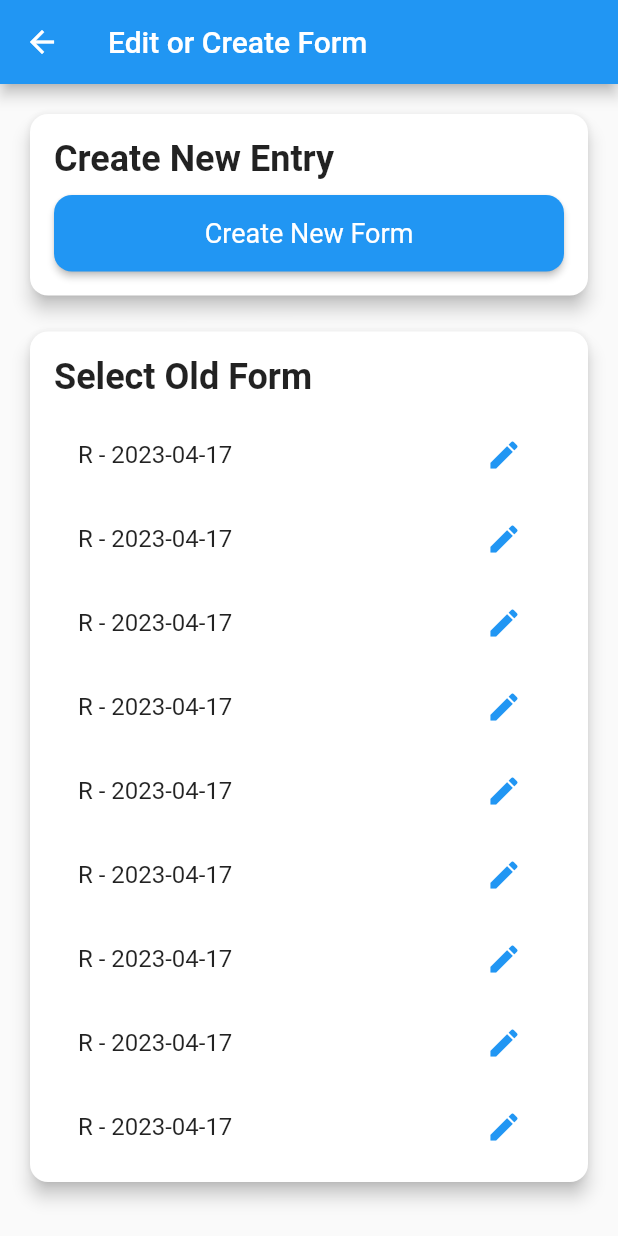
After one commit to SamuelMoor-Smith/IOOGMobileFlutter, a Flutter app: the SelectForm screen opened directly, on a phone screen of 412 x 824 dp. The commit adds this screen. Run offline on Flutter 3.47's test engine with Material 2 defaults, Android fonts, the phone set to English and light mode, and no system bars; our stand-ins replace flutter_form_builder, flutter_login, flutter_secure_storage, form_builder_validators, nb_utils; missing offline and left inert: expressions; accounts and stored records are empty.

Commit message:
add select form page

```diff
--- a/lib/components/image_fields/audiograms/audiogram.dart
+++ b/lib/components/image_fields/audiograms/audiogram.dart
@@ -5,7 +5,7 @@ import 'package:namer_app/components/field_widgets/audiograms/reac.dart';
 
 import '../../field_widgets/audiograms/rebc.dart';
 
-abstract class Audiogram extends StatefulWidget {
+class Audiogram extends StatefulWidget {
 
   final double TOP_INIT = 100;
   final double LEFT_INIT = 44.8;
@@ -21,7 +21,7 @@ abstract class Audiogram extends StatefulWidget {
 
   List<Widget> createButtons() {
     List<Widget> buttons = [];
-    for (int i = 0; i < 6; i++) {
+    for (int i = 0; i < 7; i++) {
       for (int j = 0; j < 21; j++) {
         // Add group dependant on i
         String value = (i * 5).toString();
--- a/lib/pages/login/login.dart
+++ b/lib/pages/login/login.dart
@@ -3,7 +3,7 @@ import 'package:flutter_login/flutter_login.dart';
 import 'package:namer_app/services/REDCapAPI/ok.dart';
 import 'package:namer_app/services/login.dart';
 import 'package:namer_app/services/REDCapAPI/api_constants.dart';
-import '../study_id.dart';
+import '../selection/study_id.dart';
 
 class LoginScreen extends StatelessWidget {
 
@@ -52,8 +52,8 @@ class LoginScreen extends StatelessWidget {
   @override
   Widget build(BuildContext context) {
     return FlutterLogin(
-      title: 'IOOG Mobile',
-      logo: "assets/sam_is_now_forever_in_my_debt.png",
+      title: '',
+      logo: "assets/IOOGicon.png",
       onLogin: _onLogin,
       onSignup: _onSignup,
       onRecoverPassword: _onRecoverPassword,
--- /dev/null
+++ b/lib/pages/selection/select_form.dart
@@ -0,0 +1,109 @@
+import 'package:flutter/material.dart';
+import 'package:namer_app/pages/selection/select_entry.dart';
+
+class SelectForm extends StatelessWidget {
+  @override
+  Widget build(BuildContext context) {
+    return Scaffold(
+      appBar: AppBar(
+        title: Text("Edit or Create Form"),
+        leading: IconButton( // Add this IconButton as a leading widget in AppBar
+          icon: Icon(Icons.arrow_back),
+          onPressed: () async {
+            Navigator.of(context).pushReplacement(
+              MaterialPageRoute(builder: (context) => SelectEntryPage()),
+            );
+          },
+        ),
+      ),
+      body: Padding(
+        padding: const EdgeInsets.all(16.0),
+        child: Column(
+          children: [
+            Card(
+              elevation: 5.0,
+              shape: RoundedRectangleBorder(
+                borderRadius: BorderRadius.circular(12.0),
+              ),
+              child: Padding(
+                padding: const EdgeInsets.all(16.0),
+                child: Column(
+                  crossAxisAlignment: CrossAxisAlignment.start,
+                  children: [
+                    Text(
+                      "Create New Entry",
+                      style: TextStyle(fontSize: 24, fontWeight: FontWeight.bold),
+                    ),
+                    SizedBox(height: 10),
+                    SizedBox(
+                      width: double.infinity,
+                      child: ElevatedButton(
+                        onPressed: () {
+                          // Navigate to create form page
+                        },
+                        child: Text("Create New Form"),
+                        style: ElevatedButton.styleFrom(
+                          primary: Theme.of(context).primaryColor,
+                          textStyle: TextStyle(fontSize: 18),
+                          padding: EdgeInsets.symmetric(horizontal: 20, vertical: 15),
+                          shape: RoundedRectangleBorder(
+                            borderRadius: BorderRadius.circular(12),
+                          ),
+                        ),
+                      ),
+                    ),
+                  ],
+                ),
+              ),
+            ),
+            SizedBox(height: 16),
+            Flexible(
+              child: Card(
+                elevation: 5.0,
+                shape: RoundedRectangleBorder(
+                  borderRadius: BorderRadius.circular(12.0),
+                ),
+                child: Padding(
+                  padding: const EdgeInsets.all(16.0),
+                  child: Column(
+                    crossAxisAlignment: CrossAxisAlignment.start,
+                    children: [
+                      Text(
+                        "Select Old Form",
+                        style: TextStyle(fontSize: 24, fontWeight: FontWeight.bold),
+                      ),
+                      SizedBox(height: 10),
+                      // Search bar or filters can be placed here if needed
+                      Expanded(
+                        child: ListView.builder(
+                          itemCount: 10, // Replace this with the number of old forms
+                          itemBuilder: (BuildContext context, int index) {
+                            // Replace the following with the actual form data (label and date)
+                            String formLabel = "R";
+                            String formDate = "2023-04-17";
+
+                            return ListTile(
+                              title: Text("$formLabel - $formDate"),
+                              trailing: IconButton(
+                                icon: Icon(Icons.edit),
+                                color: Theme.of(context).primaryColor,
+                                onPressed: () {
+                                  // Navigate to edit form page
+                                },
+                              ),
+                            );
+                          },
+                        ),
+                      ),
+                    ],
+                  ),
+                ),
+              ),
+            ),
+            SizedBox(height: 16),
+          ],
+        ),
+      ),
+    );
+  }
+}
--- a/lib/pages/summary.dart
+++ b/lib/pages/summary.dart
@@ -1,7 +1,7 @@
 import 'package:flutter/material.dart';
 import 'package:namer_app/components/field_widgets/multiple_choice/multiple_choice.dart';
 import 'package:namer_app/components/field_widgets/text_widgets/text_widget.dart';
-import 'package:namer_app/pages/study_id.dart';
+import 'package:namer_app/pages/selection/study_id.dart';
 
 import '../components/bottom_nav_bar.dart';
 import '../models/choice.dart';
--- a/lib/pages/survey_pages/ioog_page.dart
+++ b/lib/pages/survey_pages/ioog_page.dart
@@ -1,7 +1,7 @@
 import 'package:flutter/material.dart';
 import 'package:flutter_form_builder/flutter_form_builder.dart';
 import 'package:namer_app/components/bottom_nav_bar.dart';
-import 'package:namer_app/pages/study_id.dart';
+import 'package:namer_app/pages/selection/study_id.dart';
 
 import '../../components/field_widgets/field_widget.dart';
 import '../../main.dart';
--- a/lib/pages/survey_pages/ioog_page_view.dart
+++ b/lib/pages/survey_pages/ioog_page_view.dart
@@ -1,7 +1,7 @@
 import 'package:flutter/material.dart';
 import 'package:flutter_form_builder/flutter_form_builder.dart';
 import 'package:namer_app/components/bottom_nav_bar.dart';
-import 'package:namer_app/pages/study_id.dart';
+import 'package:namer_app/pages/selection/study_id.dart';
 import 'package:namer_app/pages/survey_pages/ioog_page.dart';
 
 import '../../components/field_widgets/field_widget.dart';
```
Also changed, not shown: lib/components/field_widgets/audiograms/audiogram_button.dart (+26 -0 lines), lib/components/field_widgets/audiograms/leac.dart (+12 -7 lines), lib/components/field_widgets/audiograms/lebc.dart (+12 -7 lines), lib/components/field_widgets/audiograms/reac.dart (+9 -2 lines), lib/components/field_widgets/audiograms/rebc.dart (+12 -7 lines), lib/main.dart (+4 -5 lines), lib/pages/select_entry.dart (deleted, +0 -62 lines), lib/pages/selection/select_entry.dart (added, +92 -0 lines), lib/pages/selection/study_id.dart (renamed from lib/pages/study_id.dart, +15 -9 lines), lib/services/REDCapAPI/services/instrument_service.dart (+10 -4 lines), assets/images/audiograms/leac.png (added), assets/images/audiograms/lebc.png (added), assets/images/audiograms/rebc.png (added).
